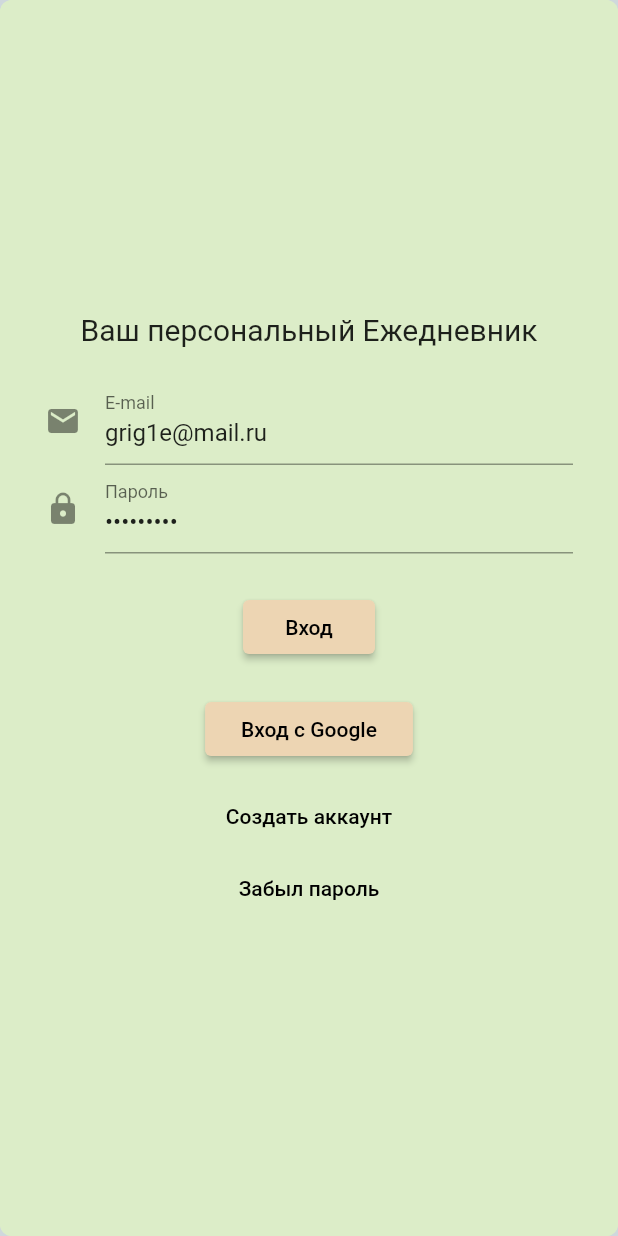
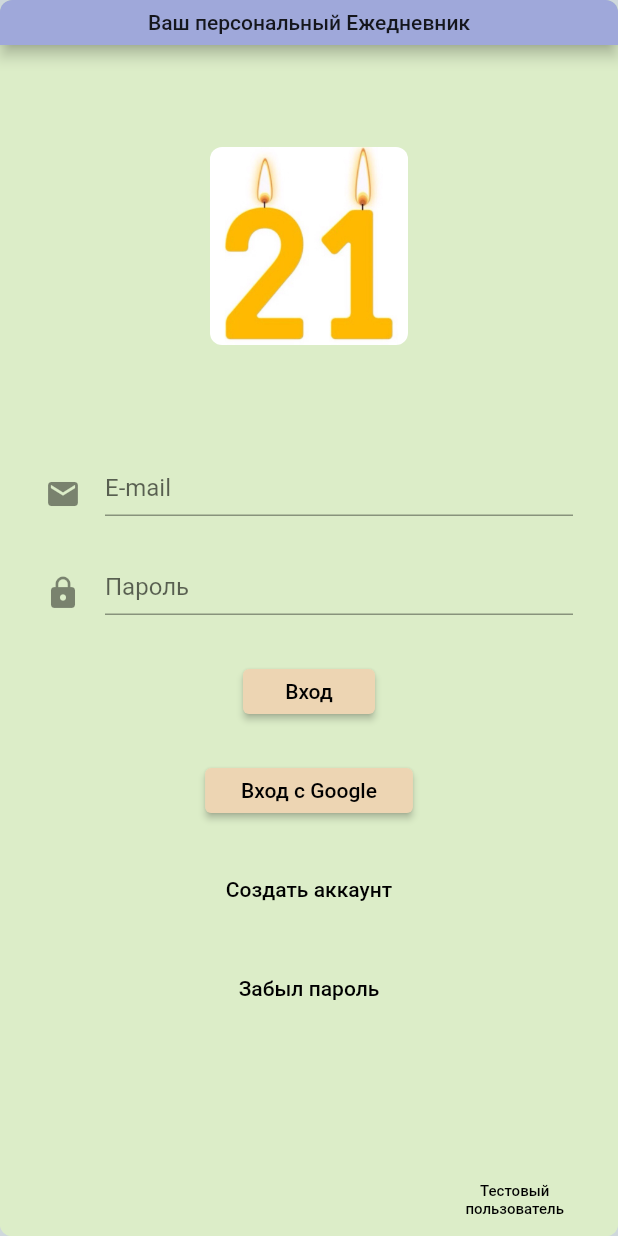
Before and after one commit to vrg18/diary21, a Flutter app: the screen it shows after launch, on a phone screen of 412 x 824 dp. Run offline on Flutter 3.47's test engine with Material 2 defaults, Android fonts, the light colour scheme and no system bars; our stand-ins replace dio, google_sign_in, table_calendar; missing offline and left inert: postgrest; accounts and stored records are empty.

Commit message:
Reading from DB

```diff
--- a/lib/domain/deed.dart
+++ b/lib/domain/deed.dart
@@ -1,13 +1,12 @@
 /// сущьность Дело
 class Deed {
-  final String? id;
+  final String? idS;
   final DateTime dateStart;
   final DateTime? dateFinish;
   final String name;
   final String? description;
 
-  Deed({
-    this.id,
+  Deed({this.idS,
     required this.dateStart,
     this.dateFinish,
     required this.name,
--- a/lib/ui/app/app.dart
+++ b/lib/ui/app/app.dart
@@ -16,7 +16,7 @@ class MyApp extends StatelessWidget {
       providers: [
         Provider<Web>(create: (_) => Web()),
         Provider<CurrentUser>(create: (_) => CurrentUser()),
-        Provider<CurrentDay>(create: (_) => CurrentDay()),
+        ChangeNotifierProvider<CurrentDay>(create: (_) => CurrentDay()),
       ],
       child: MaterialApp(
         debugShowCheckedModeBanner: false,
--- a/lib/ui/res/colors.dart
+++ b/lib/ui/res/colors.dart
@@ -5,5 +5,6 @@ final primaryBackgroundColor = Colors.lightGreen[100];
 final secondaryBackgroundColor = Colors.blueGrey[100];
 final primaryAppColor = Colors.indigo[200];
 final secondaryAppColor = Colors.indigo[100];
+final darkAppColor = Colors.indigo;
 final appButtonColor = Color(0xffEDD5B3);
 final secondaryBackgroundColor4 = Colors.blueGrey[100];
--- a/lib/ui/res/strings.dart
+++ b/lib/ui/res/strings.dart
@@ -8,6 +8,9 @@ const String loginPress = 'Вход';
 const String loginGooglePress = 'Вход с Google';
 const String loginCreatePress = 'Создать аккаунт';
 const String loginForgotPress = 'Забыл пароль';
+const String fillWithTestUserData = 'Тестовый\nпользователь';
+const String loginTestUser = 'test@test.pro';
+const String passwordTestUser = '12345678';
 const String loginAndPassEmpty = 'E-mail и пароль должны быть заполнены';
 const String loginEmpty = 'E-mail должн быть заполнен';
 const String mailCheckRequest = 'Вам отправлен запрос на подтверждение E-mail, проверьте почту';
--- a/lib/ui/screen/login.dart
+++ b/lib/ui/screen/login.dart
@@ -21,52 +21,94 @@ class _LoginState extends State<Login> {
   void initState() {
     super.initState();
     _isLoading = false;
-    _loginController.text = 'grig1e@mail.ru';
-    _passwordController.text = 'nik210207';
   }
 
   @override
   Widget build(BuildContext context) {
-    final _currentUser = context.read<CurrentUser>();
+    final currentUser = context.read<CurrentUser>();
 
     return Scaffold(
-      body: Padding(
-        padding: const EdgeInsets.all(basicBorderSize),
+      appBar: AppBar(
+        toolbarHeight: appBarHeight,
+        title: Center(
+          child: Text(
+            greetingString,
+            style: TextStyle(fontSize: 14),
+          ),
+        ),
+      ),
+      body: Column(
+        children: [
+          Container(height: 2, child: _isLoading ? LinearProgressIndicator() : null),
+          Expanded(
+            child: Padding(
+              padding: const EdgeInsets.symmetric(horizontal: basicBorderSize),
               child: Column(
+//                mainAxisAlignment: MainAxisAlignment.center,
                 children: [
-            if (_isLoading) LinearProgressIndicator(),
+                  Spacer(flex: 1),
                   Expanded(
-              child: Column(
-                mainAxisAlignment: MainAxisAlignment.center,
-                children: [
-                  Text(greetingString, style: TextStyle(fontSize: 20)),
-                  const SizedBox(height: 20),
-                  TextField(
+                    flex: 2,
+                    child: AspectRatio(
+                      aspectRatio: 1,
+                      child: ClipRRect(
+                        borderRadius: BorderRadius.circular(8),
+                        child: SizedBox.expand(
+                          child: Image.asset(
+                            'lib/ui/res/21_large.jpg',
+                            fit: BoxFit.cover,
+                          ),
+                        ),
+                      ),
+                    ),
+                  ),
+                  Spacer(flex: 1),
+//                  Expanded(child: Text(greetingString, style: TextStyle(fontSize: 20))),
+//                  const SizedBox(height: 20),
+                  Expanded(
+                    child: Center(
+                      child: ConstrainedBox(
+                        constraints: BoxConstraints(maxHeight: 30),
+                        child: TextField(
                           controller: _loginController,
                           decoration: InputDecoration(
-                      labelText: loginHint,
+                            hintText: loginHint,
                             icon: Icon(Icons.mail),
                           ),
                         ),
-                  TextField(
+                      ),
+                    ),
+                  ),
+                  Expanded(
+                    child: Center(
+                      child: ConstrainedBox(
+                        constraints: BoxConstraints(maxHeight: 30),
+                        child: TextField(
                           controller: _passwordController,
                           obscureText: true,
                           decoration: InputDecoration(
-                      labelText: passwordHint,
+                            hintText: passwordHint,
                             icon: Icon(Icons.lock),
                           ),
                         ),
-                  const SizedBox(height: 25),
-                  RaisedButton(
+                      ),
+                    ),
+                  ),
+//                  const SizedBox(height: 25),
+                  Expanded(
+                    child: Center(
+                      child: ConstrainedBox(
+                        constraints: BoxConstraints(maxHeight: 30),
+                        child: RaisedButton(
                           child: Text(loginPress),
                           onPressed: () async {
                             if (_loginController.text.isNotEmpty && _passwordController.text.isNotEmpty) {
                               setState(() => (_isLoading = true));
-                        String error = await _currentUser.login(_loginController.text, _passwordController.text);
+                              String error = await currentUser.login(_loginController.text, _passwordController.text);
                               if (error.isNotEmpty) {
                                 _showMessage(context, error);
                               } else {
-                          context.read<CurrentDay>().initDeedStorage(_currentUser.user.token);
+                                context.read<CurrentDay>().initDeedStorage(currentUser.user.token);
                                 Navigator.pushAndRemoveUntil(
                                     context, MaterialPageRoute(builder: (_) => ShellScreens(Calendar())), (_) => false);
                               }
@@ -75,53 +117,80 @@ class _LoginState extends State<Login> {
                             }
                           },
                         ),
-                  const SizedBox(height: 20),
-                  RaisedButton(
+                      ),
+                    ),
+                  ),
+//                  const SizedBox(height: 20),
+                  Expanded(
+                    child: Center(
+                      child: ConstrainedBox(
+                        constraints: BoxConstraints(maxHeight: 30),
+                        child: RaisedButton(
                           child: Text(loginGooglePress),
                           onPressed: () async {
                             setState(() => (_isLoading = true));
-                      String error = await _currentUser.googleLogin();
+                            String error = await currentUser.googleLogin();
                             if (error.isNotEmpty) {
                               _showMessage(context, error);
                             } else {
-                        context.read<CurrentDay>().initDeedStorage(_currentUser.user.token);
+                              context.read<CurrentDay>().initDeedStorage(currentUser.user.token);
                               Navigator.pushAndRemoveUntil(
                                   context, MaterialPageRoute(builder: (_) => ShellScreens(Calendar())), (_) => false);
                             }
                           },
                         ),
-                  const SizedBox(height: 10),
-                  FlatButton(
+                      ),
+                    ),
+                  ),
+//                  const SizedBox(height: 10),
+                  Expanded(
+                    child: FlatButton(
                       child: Text(loginCreatePress),
                       onPressed: () async {
                         if (_loginController.text.isNotEmpty && _passwordController.text.isNotEmpty) {
                           setState(() => (_isLoading = true));
                           String message =
-                            await _currentUser.createLogin(_loginController.text, _passwordController.text);
+                              await currentUser.createLogin(_loginController.text, _passwordController.text);
                           if (message.isNotEmpty) _showMessage(context, message);
                         } else {
                           _showMessage(context, loginAndPassEmpty);
                         }
                       },
                     ),
-                  FlatButton(
+                  ),
+                  Expanded(
+                    child: FlatButton(
                       child: Text(loginForgotPress),
                       onPressed: () async {
                         if (_loginController.text.isNotEmpty) {
                           setState(() => (_isLoading = true));
-                        String message = await _currentUser.forgotLogin(_loginController.text);
+                          String message = await currentUser.forgotLogin(_loginController.text);
                           if (message.isNotEmpty) _showMessage(context, message);
                         } else {
                           _showMessage(context, loginEmpty);
                         }
                       },
                     ),
+                  ),
+                  Spacer(flex: 2),
                 ],
+              ),
             ),
           ),
         ],
       ),
+      floatingActionButton: FlatButton(
+        child: Text(
+          fillWithTestUserData,
+          textAlign: TextAlign.center,
+          style: TextStyle(fontSize: 10),
         ),
+        onPressed: () {
+          _loginController.text = loginTestUser;
+          _passwordController.text = passwordTestUser;
+        },
+      ),
+      floatingActionButtonLocation: FloatingActionButtonLocation.miniEndDocked,
     );
   }
 
--- a/pubspec.yaml
+++ b/pubspec.yaml
@@ -27,3 +27,6 @@ dev_dependencies:
 
 flutter:
   uses-material-design: true
+  assets:
+    - lib/ui/res/21_little.jpg
+    - lib/ui/res/21_large.jpg
```
Also changed, not shown: lib/data/repository/current_day.dart (+15 -14 lines), lib/data/repository/current_user.dart (+15 -98 lines), lib/data/repository/deed_briefly.dart (+5 -2 lines), lib/data/storage/deed_storage.dart (+13 -5 lines), lib/data/storage/user_storage.dart (added, +112 -0 lines), lib/ui/screen/calendar.dart (+9 -6 lines), lib/ui/screen/hour_strip.dart (+33 -8 lines), lib/ui/screen/small_deed_card.dart (+9 -4 lines), lib/ui/screen/details.dart (added), 2 other files. Lines whose indentation alone changed are shown as unchanged.
